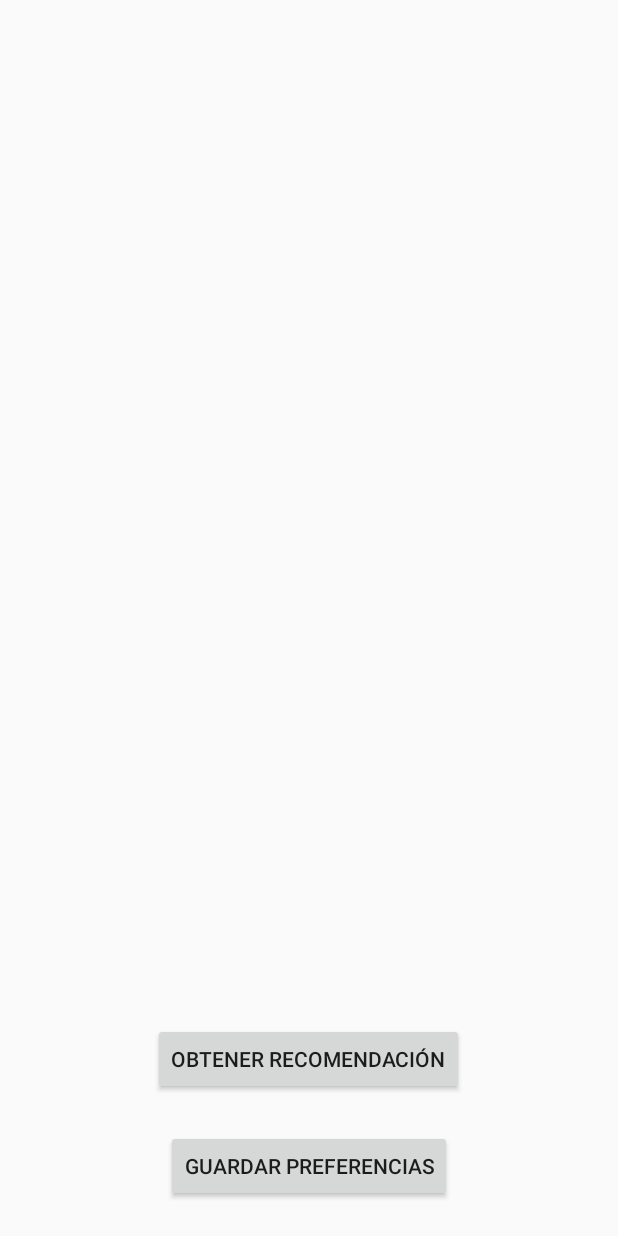
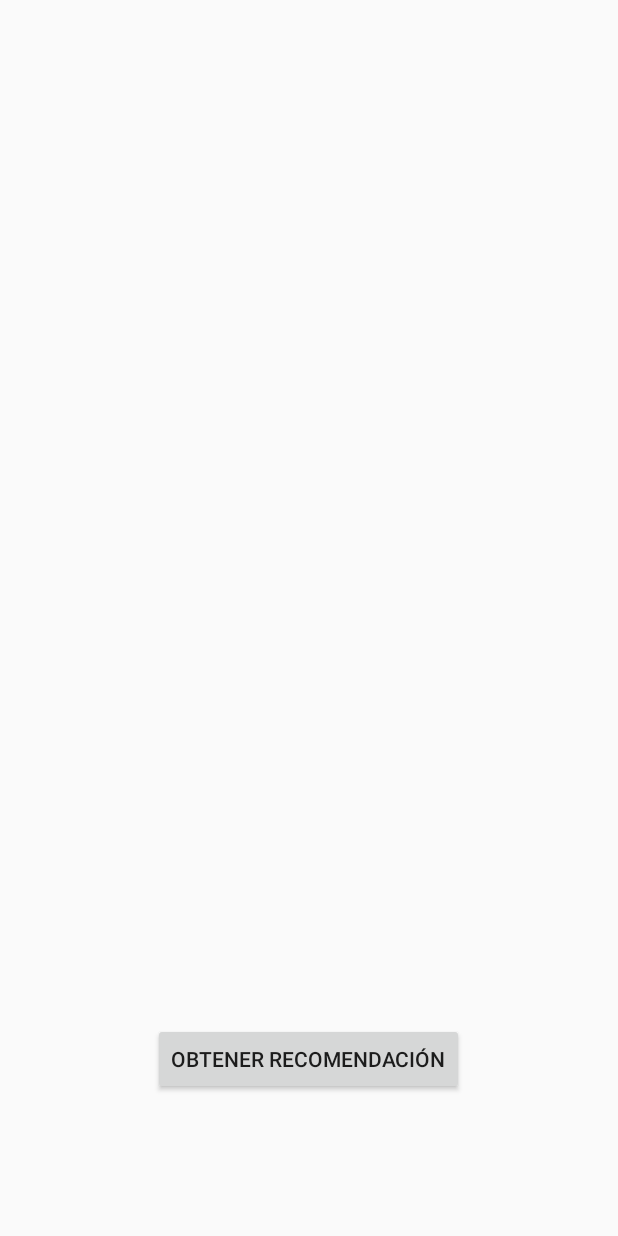
Before and after one commit to agustinfreiberger/asistan, an Android app: the ShowSuggestedLocations screen opened directly, with no data from a screen before it, on a phone screen of 412 x 824 dp. Run offline under Robolectric (Android 15) with nearby library versions, the light colour scheme and no system bars; our stand-ins replace Room's generated code.

Commit message:
Obtenidos valores de preferencia por categoría
Se agregan las variables y el código necesario para mostrar la lista de valores de interes por categoría obtenidos

```diff
--- a/app/src/main/java/ar/edu/unicen/isistan/asistan/tourwithme/ShowSuggestedLocations.java
+++ b/app/src/main/java/ar/edu/unicen/isistan/asistan/tourwithme/ShowSuggestedLocations.java
@@ -1,22 +1,24 @@
 package ar.edu.unicen.isistan.asistan.tourwithme;
 
 import android.app.Activity;
+import android.os.Build;
 import android.os.Bundle;
 import android.widget.ArrayAdapter;
 import android.widget.Button;
 import android.widget.ListView;
 import androidx.annotation.Nullable;
-import java.util.ArrayList;
+import androidx.annotation.RequiresApi;
 
 import ar.edu.unicen.isistan.asistan.R;
 
 public class ShowSuggestedLocations extends Activity{
 
     private ProfileGenerator profileGenerator;
+    private TourGenerator tourGenerator;
     private ListView lv_suggestedLocations;
     private Button btn_getRecommendations;
-    private Button btn_savePreferences;
 
+    @RequiresApi(api = Build.VERSION_CODES.N)
     @Override
     public void onCreate(@Nullable Bundle savedInstanceState) {
         super.onCreate(savedInstanceState);
@@ -24,7 +26,7 @@ public class ShowSuggestedLocations extends Activity{
         setContentView(R.layout.list_suggestedlocations);
         lv_suggestedLocations = findViewById(R.id.lv_suggestedLocations);
         btn_getRecommendations = findViewById(R.id.btn_getRecommendations);
-        btn_savePreferences = findViewById(R.id.btn_savePreferences);
+
 
         profileGenerator = new ProfileGenerator();
         profileGenerator.execute();
@@ -32,18 +34,6 @@ public class ShowSuggestedLocations extends Activity{
         btn_getRecommendations.setOnClickListener(view ->
                 lv_suggestedLocations.setAdapter(new ArrayAdapter<>(this, android.R.layout.simple_list_item_1, profileGenerator.getUserPoiPreferences()))
         );
-
-        btn_savePreferences.setOnClickListener(view ->
-                getTouristsAround()
-        );
     }
 
-    //Método que toma la lista de preferencias de pois y genera la recomendación
-    private void generateTour() {
-        ArrayList<String> aux = new ArrayList<>();
-    }
-
-    private void getTouristsAround(){
-
-    }
 }
--- a/app/src/main/res/layout/list_suggestedlocations.xml
+++ b/app/src/main/res/layout/list_suggestedlocations.xml
@@ -29,14 +29,4 @@
         app:layout_constraintTop_toTopOf="parent"
         app:layout_constraintVertical_bias="0.0" />
 
-    <Button
-        android:id="@+id/btn_savePreferences"
-        android:layout_width="wrap_content"
-        android:layout_height="wrap_content"
-        android:text="@string/guardar_preferencias"
-        app:layout_constraintBottom_toBottomOf="parent"
-        app:layout_constraintEnd_toEndOf="parent"
-        app:layout_constraintStart_toStartOf="parent"
-        app:layout_constraintTop_toBottomOf="@+id/btn_getRecommendations" />
-
 </androidx.constraintlayout.widget.ConstraintLayout>
```
Also changed, not shown: app/src/main/java/ar/edu/unicen/isistan/asistan/tourwithme/ProfileGenerator.java (+47 -23 lines), app/src/main/java/ar/edu/unicen/isistan/asistan/tourwithme/UserPoiPreference.java (+2 -8 lines).
